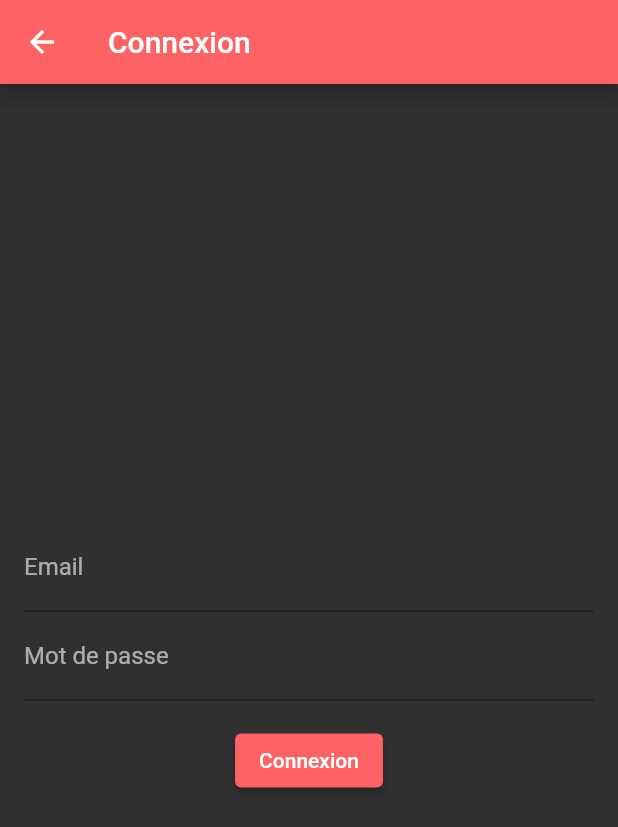
After one commit to bingchillin/Personal-Services-App-3MOC, a Flutter app: the LoginWidget screen opened directly, on a phone screen of 412 x 824 dp. The commit adds this screen. Shown: the top 827 px of the screen. Run offline on Flutter 3.47's test engine with Material 2 defaults, Android fonts, the phone set to English and light mode, and no system bars; network calls fail.

Commit message:
[WIP] franchement jsp login jcrois

```diff
--- /dev/null
+++ b/Flutter/lib/pages/login.dart
@@ -0,0 +1,84 @@
+import 'package:flutter/material.dart';
+import 'package:goldie_studio/webservices/user/user_class.dart';
+import '../main.dart';
+import '../webservices/user/user_webservices.dart';
+
+class LoginWidget extends StatefulWidget {
+  const LoginWidget({Key? key}) : super(key: key);
+
+  @override
+  _LoginWidgetState createState() => _LoginWidgetState();
+}
+
+class _LoginWidgetState extends State<LoginWidget> {
+  final TextEditingController _emailController = TextEditingController();
+  final TextEditingController _passwordController = TextEditingController();
+
+  void _loginUser() async {
+    final user = User.loginUser(
+      email: _emailController.text,
+      password: _passwordController.text,
+    );
+
+    try {
+      final loggedInUser = await UserWebServices.loginUser(user);
+      // Connexion réussie, naviguer vers la page principale
+      // Navigator.pushReplacement(
+      //   context,
+      //   MaterialPageRoute(
+      //     builder: (context) => MyNavigationWidget(user: loggedInUser),
+      //   ),
+      // );
+    } catch (error) {
+      // Gérer les erreurs de connexion
+      showDialog(
+        context: context,
+        builder: (context) => AlertDialog(
+          title: const Text('Erreur de connexion'),
+          content: const Text('Échec de la connexion. Veuillez vérifier vos informations.'),
+          actions: [
+            TextButton(
+              onPressed: () => Navigator.pop(context),
+              child: const Text('OK'),
+            ),
+          ],
+        ),
+      );
+    }
+  }
+
+  @override
+  Widget build(BuildContext context) {
+    return Scaffold(
+      appBar: AppBar(
+        title: const Text('Connexion'),
+      ),
+      body: Padding(
+        padding: const EdgeInsets.all(16.0),
+        child: Column(
+          mainAxisAlignment: MainAxisAlignment.center,
+          children: [
+            TextField(
+              controller: _emailController,
+              decoration: const InputDecoration(
+                labelText: 'Email',
+              ),
+            ),
+            TextField(
+              controller: _passwordController,
+              obscureText: true,
+              decoration: const InputDecoration(
+                labelText: 'Mot de passe',
+              ),
+            ),
+            const SizedBox(height: 16.0),
+            ElevatedButton(
+              onPressed: _loginUser,
+              child: Text('Connexion'),
+            ),
+          ],
+        ),
+      ),
+    );
+  }
+}
--- a/Flutter/lib/webservices/user/user_class.dart
+++ b/Flutter/lib/webservices/user/user_class.dart
@@ -14,14 +14,14 @@ class User {
   User({
     this.id,
     required this.email,
-    required this.lastname,
-    required this.firstname,
-    required this.birthdate,
+    this.lastname,
+    this.firstname,
+    this.birthdate,
     this.validated,
     this.note,
-    required this.profession,
+    this.profession,
     this.dateSignIn,
-    required this.role,
+    this.role,
     required this.password,
   });
 
@@ -58,6 +58,16 @@ class User {
     };
   }
 
+  factory User.loginUser({
+    required String email,
+    required String password,
+  }) {
+    return User(
+      email: email,
+      password: password,
+    );
+  }
+
   @override
   String toString() {
     return 'User{id: $id, lastname: $lastname, firstname: $firstname, profession: $profession, role: $role, validated: $validated}';
--- a/Flutter/lib/webservices/user/user_webservices.dart
+++ b/Flutter/lib/webservices/user/user_webservices.dart
@@ -112,5 +112,4 @@ class UserWebServices {
       rethrow;
     }
   }
-
 }
```
